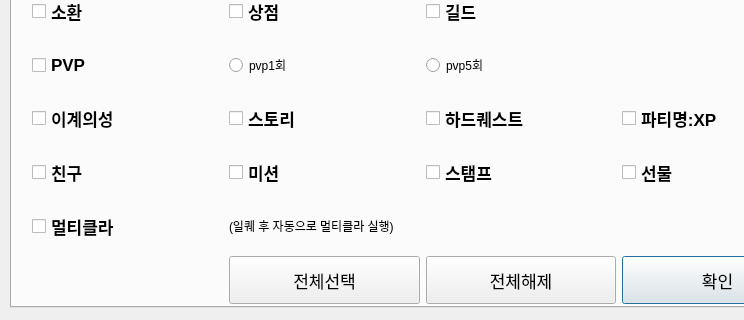
Qt form ffbe_settings.ui (HyuntaMansei/ffbe) before a commit; both pictures show x 0 to 744 and y 123 to 443 of the 838 by 443 pixel window.
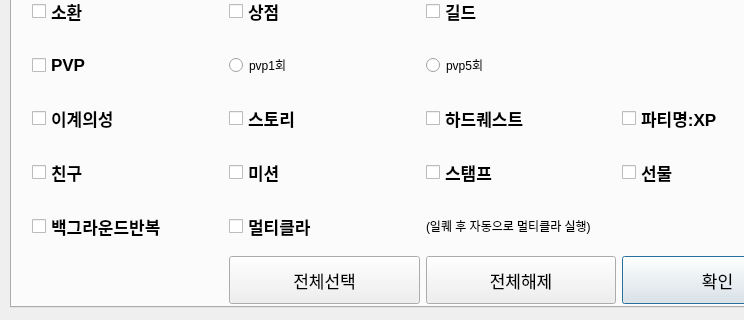
The same form after that commit.

Diff of the .ui file:
```diff
--- a/ffbe_settings.ui
+++ b/ffbe_settings.ui
@@ -117,13 +117,6 @@
         </property>
        </widget>
       </item>
-      <item row="5" column="1">
-       <widget class="QLabel" name="label">
-        <property name="text">
-         <string>(일퀘 후 자동으로 멀티클라 실행)</string>
-        </property>
-       </widget>
-      </item>
       <item row="4" column="0">
        <widget class="QCheckBox" name="cb_friend">
         <property name="sizePolicy">
@@ -190,26 +183,6 @@
         </property>
        </widget>
       </item>
-      <item row="5" column="0">
-       <widget class="QCheckBox" name="checkBox_2">
-        <property name="sizePolicy">
-         <sizepolicy hsizetype="Minimum" vsizetype="Expanding">
-          <horstretch>0</horstretch>
-          <verstretch>0</verstretch>
-         </sizepolicy>
-        </property>
-        <property name="font">
-         <font>
-          <pointsize>13</pointsize>
-          <weight>75</weight>
-          <bold>true</bold>
-         </font>
-        </property>
-        <property name="text">
-         <string>멀티클라</string>
-        </property>
-       </widget>
-      </item>
       <item row="1" column="2">
        <widget class="QCheckBox" name="cb_guild">
         <property name="sizePolicy">
@@ -434,6 +407,53 @@
         </property>
        </widget>
       </item>
+      <item row="5" column="2">
+       <widget class="QLabel" name="label">
+        <property name="text">
+         <string>(일퀘 후 자동으로 멀티클라 실행)</string>
+        </property>
+       </widget>
+      </item>
+      <item row="5" column="1">
+       <widget class="QCheckBox" name="checkBox_2">
+        <property name="sizePolicy">
+         <sizepolicy hsizetype="Minimum" vsizetype="Expanding">
+          <horstretch>0</horstretch>
+          <verstretch>0</verstretch>
+         </sizepolicy>
+        </property>
+        <property name="font">
+         <font>
+          <pointsize>13</pointsize>
+          <weight>75</weight>
+          <bold>true</bold>
+         </font>
+        </property>
+        <property name="text">
+         <string>멀티클라</string>
+        </property>
+       </widget>
+      </item>
+      <item row="5" column="0">
+       <widget class="QCheckBox" name="checkBox_3">
+        <property name="sizePolicy">
+         <sizepolicy hsizetype="Minimum" vsizetype="Expanding">
+          <horstretch>0</horstretch>
+          <verstretch>0</verstretch>
+         </sizepolicy>
+        </property>
+        <property name="font">
+         <font>
+          <pointsize>13</pointsize>
+          <weight>75</weight>
+          <bold>true</bold>
+         </font>
+        </property>
+        <property name="text">
+         <string>백그라운드반복</string>
+        </property>
+       </widget>
+      </item>
      </layout>
     </widget>
    </widget>
```
